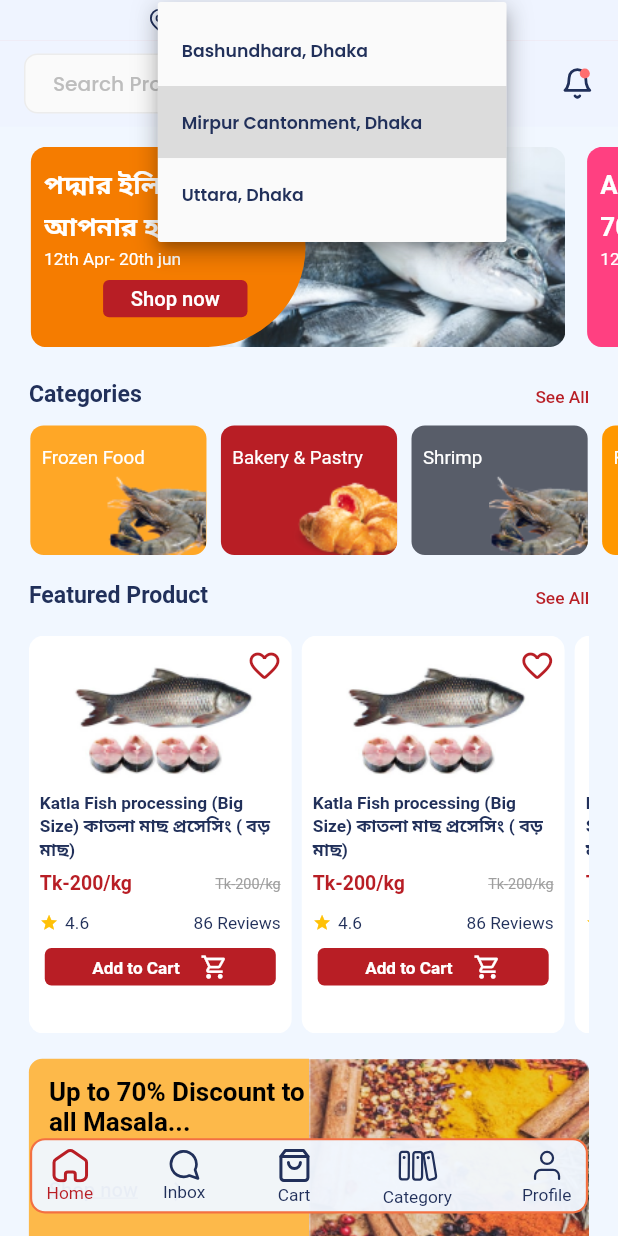
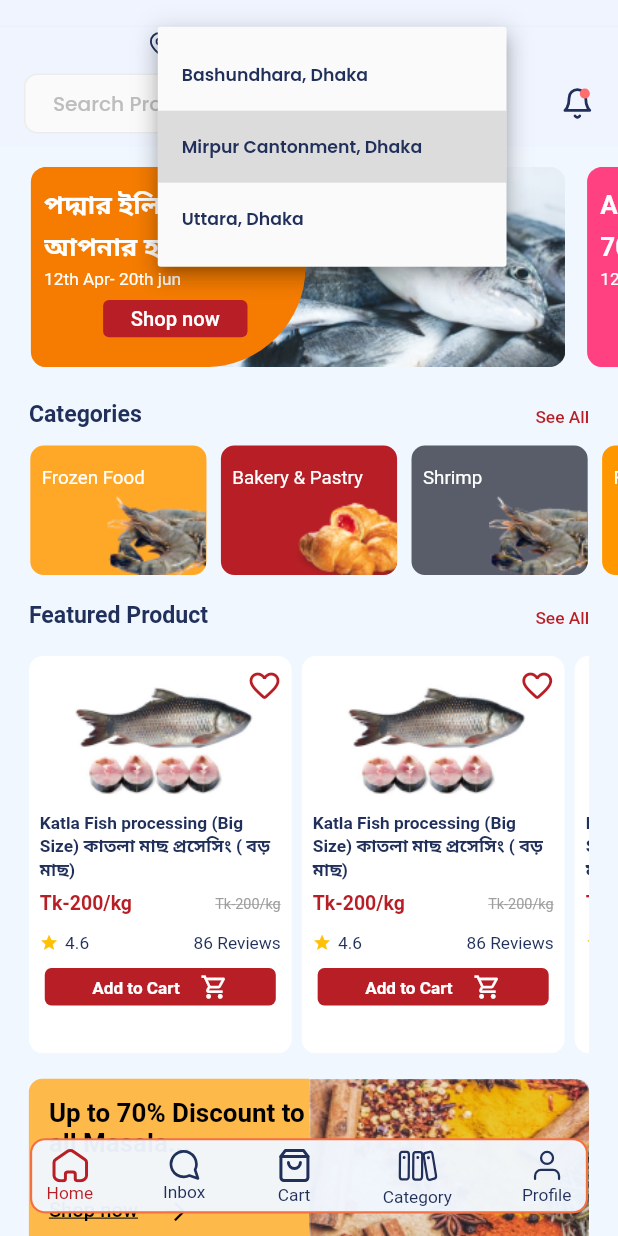
Before and after one commit to Sabuj-Kumar/ecomarce_project_masala_bazar, a Flutter app: the screen it shows after launch, after a tap on "Mirpur Cantonment, Dhaka", on a phone screen of 412 x 824 dp. Run offline on Flutter 3.47's test engine with Material 2 defaults, Android fonts, the phone set to English and light mode, and no system bars; drawn by our look-alikes of carousel_slider; our stand-ins replace connectivity, fluro, flutter_otp_text_field, flutter_screenutil, flutter_svg, get and 4 more; missing offline and left inert: number_paginator; accounts and stored records are empty; generated files the repository leaves out were written again; project files that could hold a hidden picture were left out.

Commit message:
Route, Custom AppBar, GridView Update

```diff
--- a/lib/config/app_platform_config.dart
+++ b/lib/config/app_platform_config.dart
@@ -1,9 +1,9 @@
 // ignore: constant_identifier_names
 // const String CURRENT_PLATFORM = 'web';
 // ignore: constant_identifier_names
-const String CURRENT_PLATFORM = 'ios';
+//const String CURRENT_PLATFORM = 'ios';
 // ignore: constant_identifier_names
-// const String CURRENT_PLATFORM = 'android';
+const String CURRENT_PLATFORM = 'android';
 // ignore: constant_identifier_names
 // const String CURRENT_PLATFORM = 'macos';
 // ignore: constant_identifier_names
--- a/lib/helpers/router.dart
+++ b/lib/helpers/router.dart
@@ -1,9 +1,9 @@
+import 'package:efgecom/pages/categories/fish_meat/view/fishMeat.dart';
 import 'package:efgecom/pages/sinInAndsignUpPage/view/forget_password_page.dart';
 import 'package:efgecom/pages/sinInAndsignUpPage/view/sign_up_page.dart';
 import 'package:efgecom/pages/wrapper.dart';
 import 'package:fluro/fluro.dart';
 import 'package:efgecom/pages/mainPage/mainPage.dart';
-import 'package:flutter/cupertino.dart';
 
 import '../pages/sinInAndsignUpPage/view/reset_password_page.dart';
 import '../pages/sinInAndsignUpPage/view/sign_in_page.dart';
@@ -17,6 +17,8 @@ class PageRouter {
         handler: _appHandler, transitionType: TransitionType.fadeIn);
     router.define('/mainPage',
         handler: _homeHandler, transitionType: TransitionType.fadeIn);
+    router.define('/fishMeat/:title',
+        handler: _fishMeatHandler, transitionType: TransitionType.fadeIn);
     router.define('/signInPage', handler: _signInHandler,transitionType: TransitionType.fadeIn);
     router.define('/signUpPage', handler: _singUpHandler,transitionType: TransitionType.fadeIn);
     router.define('/forgetPassPage', handler: _forgetPassHandler,transitionType: TransitionType.fadeIn);
@@ -37,6 +39,13 @@ class PageRouter {
       return const MainPage();
     }
   });
+
+  static final Handler _fishMeatHandler =
+  Handler(handlerFunc: (context, Map<String, dynamic> params) {
+    var title = params['title'][0];
+    return FishMeat(title: title);
+  });
+
   static final Handler _signInHandler =  Handler(handlerFunc: (context,Map<String,dynamic> params) => const SignInPage());
   static final Handler _singUpHandler = Handler(handlerFunc: (context,Map<String,dynamic> params) => const SignUpPage());
   static final Handler _forgetPassHandler = Handler(handlerFunc: (context,Map<String,dynamic> params) => const ForgetPasswordPage());
--- a/lib/pages/homePage/view/home_page.dart
+++ b/lib/pages/homePage/view/home_page.dart
@@ -33,11 +33,14 @@ class _HomePageState extends State<HomePage> {
           headerSliverBuilder: (BuildContext context, bool innerBoxIsScrolled) {
             return <Widget>[
               SliverAppBar(
-                toolbarHeight: 30.h,
-                backgroundColor: Colors.red,
+                toolbarHeight: 45.h,
                 elevation: 0,
+                backgroundColor: deepBgColor,
                 flexibleSpace: FlexibleSpaceBar(
-                  background: Location(),
+                  background: Padding(
+                    padding: EdgeInsets.only(top: 20.h),
+                    child: Location(),
+                  ),
 
                 ),
               ),
@@ -55,8 +58,6 @@ class _HomePageState extends State<HomePage> {
                     InkWell(
                       onTap: () {
                       },
-                      borderRadius: BorderRadius.circular(20),
-                      radius: 100,
                       child: SvgPicture.asset(
                         'assets/icons/notification_bell.svg',
                         width: 23.w,
@@ -91,7 +92,7 @@ class _HomePageState extends State<HomePage> {
                 ),
                 FlashDeals(),
                 SizedBox(
-                  height: 25.h,
+                  height: 20.h,
                 ),
                 const SpecialOffers()
                 // TopBanner()
--- a/lib/pages/homePage/widget/flash_deals.dart
+++ b/lib/pages/homePage/widget/flash_deals.dart
@@ -24,6 +24,22 @@ class _FlashDealsState extends State<FlashDeals> {
   void initState() {
     super.initState();
     featured = [
+      FeaturedProductModel(
+          imgUrl: 'assets/img/katla.png',
+          titleBang: 'কাতলা মাছ প্রসেসিং ( বড় মাছ)',
+          titleEng: 'Katla Fish processing (Big Size) কাতলা মাছ প্রসেসিং ( বড় মাছ)',
+          newPrice: 200,
+          oldPrice: 200,
+          rating: 4.6,
+          reviews: 86),
+      FeaturedProductModel(
+          imgUrl: 'assets/img/katla.png',
+          titleBang: 'কাতলা মাছ প্রসেসিং ( বড় মাছ)',
+          titleEng: 'Katla Fish processing (Big Size) কাতলা মাছ প্রসেসিং ( বড় মাছ)',
+          newPrice: 200,
+          oldPrice: 200,
+          rating: 4.6,
+          reviews: 86),
       FeaturedProductModel(
           imgUrl: 'assets/img/katla.png',
           titleBang: 'কাতলা মাছ প্রসেসিং ( বড় মাছ)',
@@ -159,93 +175,32 @@ class _FlashDealsState extends State<FlashDeals> {
           SizedBox(
             height: 10.h,
           ),
-          SizedBox(
-            //height: 272.h,
-            height: 300.h,
-            width: 390.w,
-            child: ListView.separated(
-              scrollDirection: Axis.horizontal,
+          Container(
+            height: 970.h,
+            child: GridView.builder(
+                itemCount: featured.length,
+                scrollDirection: Axis.vertical,
                 physics: const NeverScrollableScrollPhysics(),
-              shrinkWrap: true,
-              key: UniqueKey(),
-              itemCount: 2,
-              itemBuilder: (BuildContext context, int index) {
-                return ProductTile(
+                gridDelegate: SliverGridDelegateWithFixedCrossAxisCount(
+                  crossAxisCount: 2,
+                  childAspectRatio: 13.w / 21.h,
+                  mainAxisSpacing: 5,
+                  //childAspectRatio: MediaQuery.of(context).devicePixelRatio * 0.55
+                ),
+                itemBuilder: (context, index) {
+                  return Container(
+                    margin: EdgeInsets.symmetric(horizontal: 3.4.w),
+                    child: ProductTile(
                         imgUrl: featured[index].imgUrl,
                         titleBang: featured[index].titleBang,
                         titleEng: featured[index].titleEng,
                         newPrice: featured[index].newPrice,
                         oldPrice: featured[index].oldPrice,
                         rating: featured[index].rating,
-                    reviews: featured[index].reviews);
-              },
-              separatorBuilder: (BuildContext context, int index) {
-                return SizedBox(
-                  width: 24.w,
+                        reviews: featured[index].reviews),
                   );
-              },
-            ),
-          ),
-          SizedBox(
-            height: 10.h,
-          ),
-          SizedBox(
-            //height: 272.h,
-            height: 300.h,
-            width: 390.w,
-            child: ListView.separated(
-              scrollDirection: Axis.horizontal,
-              physics: const NeverScrollableScrollPhysics(),
-              shrinkWrap: true,
-              key: UniqueKey(),
-              itemCount: 2,
-              itemBuilder: (BuildContext context, int index) {
-                return ProductTile(
-                    imgUrl: featured[index].imgUrl,
-                    titleBang: featured[index].titleBang,
-                    titleEng: featured[index].titleEng,
-                    newPrice: featured[index].newPrice,
-                    oldPrice: featured[index].oldPrice,
-                    rating: featured[index].rating,
-                    reviews: featured[index].reviews);
-              },
-              separatorBuilder: (BuildContext context, int index) {
-                return SizedBox(
-                  width: 24.w,
-                );
-              },
-            ),
-          ),
-          SizedBox(
-            height: 10.h,
-          ),
-          SizedBox(
-            //height: 275.h,
-            height: 300.h,
-            width: 390.w,
-            child: ListView.separated(
-              scrollDirection: Axis.horizontal,
-              physics: const NeverScrollableScrollPhysics(),
-              shrinkWrap: true,
-              key: UniqueKey(),
-              itemCount: 2,
-              itemBuilder: (BuildContext context, int index) {
-                return ProductTile(
-                    imgUrl: featured[index].imgUrl,
-                    titleBang: featured[index].titleBang,
-                    titleEng: featured[index].titleEng,
-                    newPrice: featured[index].newPrice,
-                    oldPrice: featured[index].oldPrice,
-                    rating: featured[index].rating,
-                    reviews: featured[index].reviews);
-              },
-              separatorBuilder: (BuildContext context, int index) {
-                return SizedBox(
-                  width: 24.w,
-                );
-              },
-            ),
-          ),
+                }),
+          )
         ],
       ),
     );
--- a/lib/pages/homePage/widget/product_tile.dart
+++ b/lib/pages/homePage/widget/product_tile.dart
@@ -181,7 +181,7 @@ class _ProductTileState extends State<ProductTile> {
                   setState(() {});
                 },
                 child: !favorite
-                    ? const Icon(
+                    ?  const Icon(
                         Icons.favorite_border_rounded,
                         color: buttonColor,
                       )
```
Also changed, not shown: lib/components/appbars/custom_appbar.dart (+56 -14 lines), lib/pages/categories/fish_meat/view/fishMeat.dart (+5 -50 lines), lib/pages/homePage/widget/category_list.dart (+1 -7 lines), lib/pages/homePage/widget/custom_bar.dart (renamed from lib/pages/homePage/widget/custom_appBar.dart, +4 -4 lines). Lines whose indentation alone changed are shown as unchanged.
